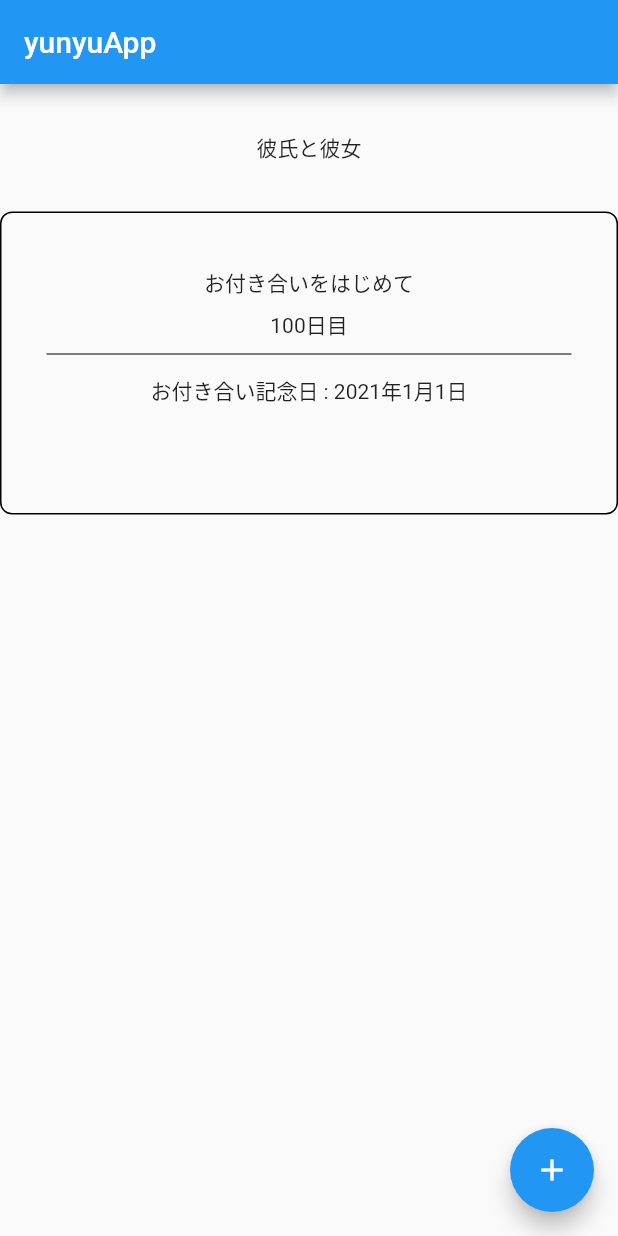
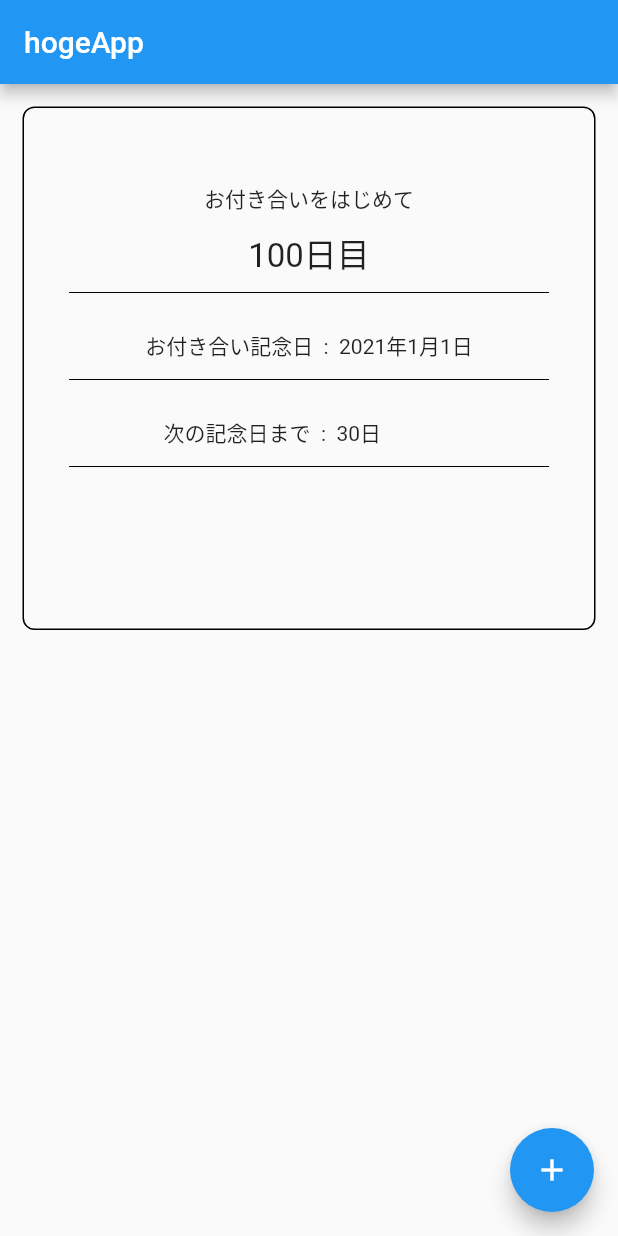
Before and after one commit to haruharu9000/haruaki, a Flutter app: the screen it shows after launch, on a phone screen of 412 x 824 dp. Run offline on Flutter 3.47's test engine with Material 2 defaults, Android fonts, the phone set to English and light mode, and no system bars.

Commit message:
second commit

```diff
--- a/lib/main.dart
+++ b/lib/main.dart
@@ -12,7 +12,7 @@ class MyApp extends StatelessWidget {
       theme: ThemeData(
         primarySwatch: Colors.blue,
       ),
-      home: MyHomePage(title: 'yunyuApp'),
+      home: MyHomePage(title: 'hogeApp'),
     );
   }
 }
@@ -44,39 +44,52 @@ class _MyHomePageState extends State<MyHomePage> {
         child: Column(
           children: <Widget>[
             Container(
-              // 内側の余白
-              padding: EdgeInsets.all(32),
-              child: Text('彼氏と彼女',),
-            ),
-            Container(
               decoration: BoxDecoration(
                 // 枠線
                 border: Border.all(color: Colors.black, width: 1),
                 // 角丸
                 borderRadius: BorderRadius.circular(8),
               ),
-              padding: EdgeInsets.only(top: 30, right: 30, bottom: 70, left: 30),
+              padding: EdgeInsets.only(top: 50, right: 30, bottom: 100, left: 30),
+              margin: EdgeInsets.all(15),
               child: Column(
                 mainAxisAlignment: MainAxisAlignment.center,
                 children: <Widget>[
                   Text('お付き合いをはじめて',
                     style: TextStyle(
-                    height: 2.0,
+                    height: 0,
                     ),
                   ),
                   Text('100日目',
                     style: TextStyle(
                     height: 2.0,
+                        fontSize: 22,
                     ),
                   ),
                   new Divider(
                       color: Colors.black
                   ),
-                  Text('お付き合い記念日 : 2021年1月1日',
+                  Text('お付き合い記念日  :  2021年1月1日',
                     style: TextStyle(
-                      height: 2.0,
+                      height: 3.0,
                     ),
-                  )
+                  ),
+                  new Divider(
+                      color: Colors.black
+                  ),
+                  Container(
+                    child: Align(
+                      alignment: Alignment(-0.28, 0),
+                        child : Text('次の記念日まで  :  30日',
+                        style: TextStyle(
+                        height: 3.0,
+                        ),
+                      ),
+                    ),
+                  ),
+                  new Divider(
+                      color: Colors.black
+                  ),
                 ],
               ),
             ),
```
